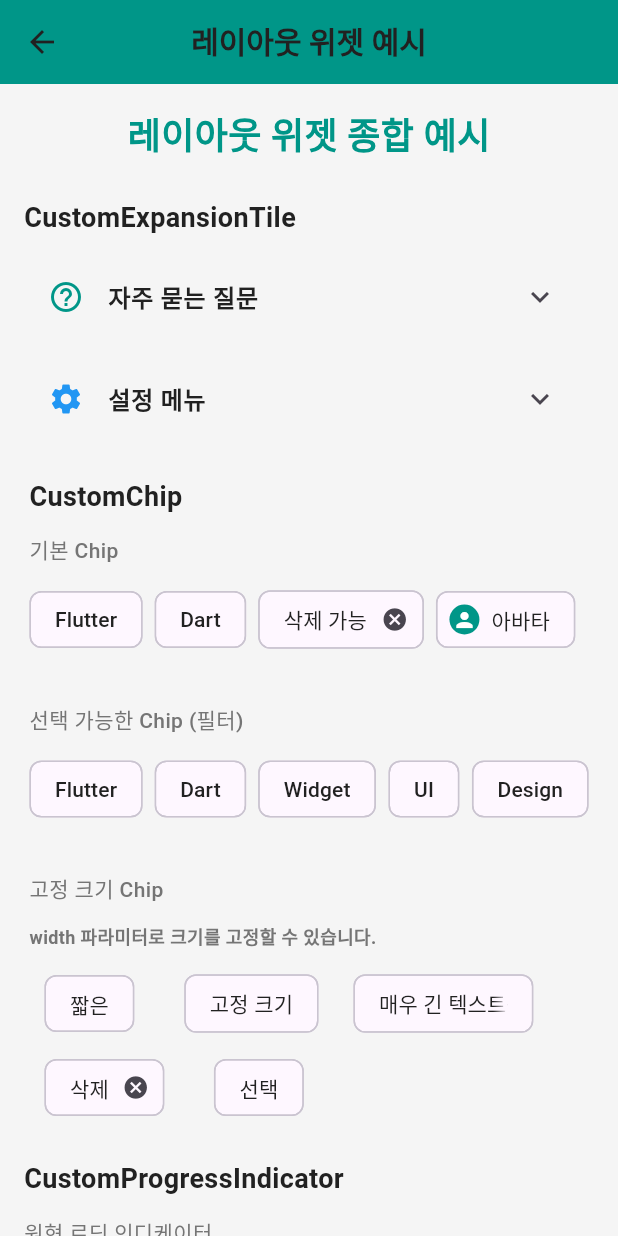
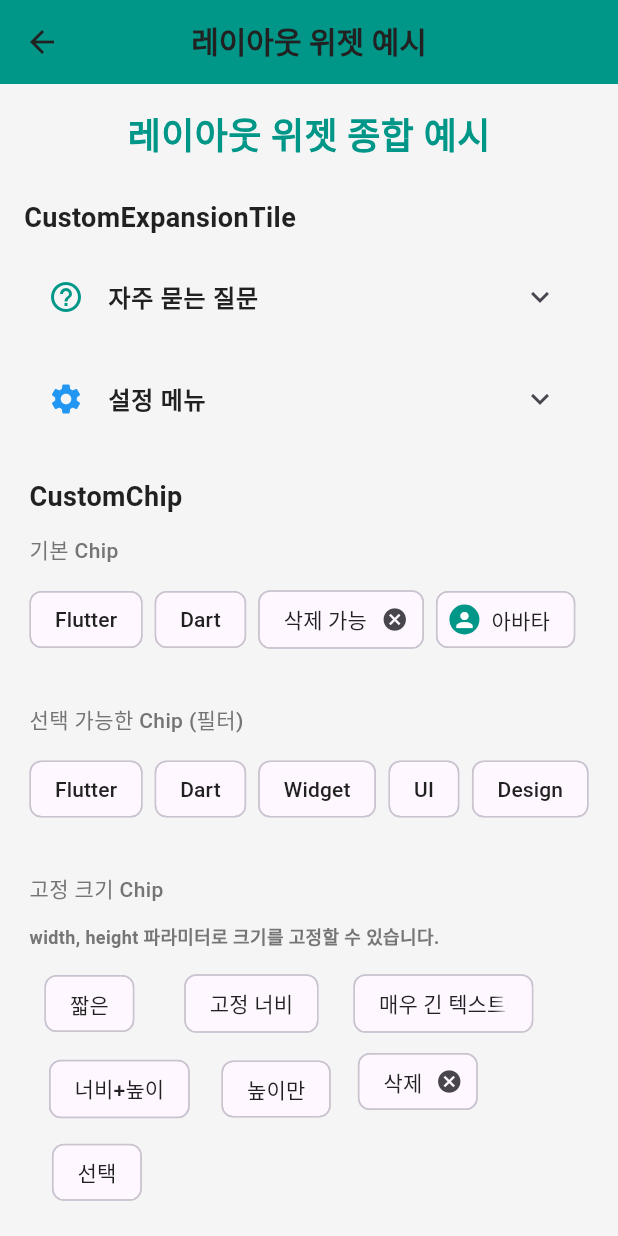
Before and after one commit to cheng80/custom_test_app, a Flutter app: the LayoutWidgetsPage screen opened by its route, on a phone screen of 412 x 824 dp. Run offline on Flutter 3.47's test engine with Material 3 defaults, Android fonts, the light colour scheme and no system bars; our stand-ins replace shared_preferences; accounts and stored records are empty.

Commit message:
feat: CustomChip에 height 속성 추가
- CustomChip에 height 파라미터 추가 (크기 고정 옵션)
- width와 height를 개별적으로 또는 함께 지정 가능
- layout_widgets_page에 height 예시 추가
- 관련 레퍼런스 문서 업데이트

````diff
--- a/lib/custom/custom_chip.dart
+++ b/lib/custom/custom_chip.dart
@@ -46,7 +46,8 @@ Color? _getThemeChipSelectedTextColor(BuildContext context) {
 /// ```dart
 /// CustomChip(label: "태그", onDeleted: () {})
 /// CustomChip(label: "필터", selectable: true, selected: true, onSelected: (selected) {})
-/// CustomChip(label: "고정 크기", width: 120) // 크기 고정
+/// CustomChip(label: "고정 크기", width: 120) // 너비 고정
+/// CustomChip(label: "고정 크기", width: 120, height: 50) // 너비와 높이 모두 고정
 /// ```
 class CustomChip extends StatelessWidget {
   /// Chip에 표시할 라벨 (필수)
@@ -101,6 +102,9 @@ class CustomChip extends StatelessWidget {
   /// Chip의 너비 (지정하면 크기 고정, 생략하면 유동적)
   final double? width;
 
+  /// Chip의 높이 (지정하면 크기 고정, 생략하면 유동적)
+  final double? height;
+
   const CustomChip({
     super.key,
     required this.label,
@@ -120,6 +124,7 @@ class CustomChip extends StatelessWidget {
     this.deleteIcon,
     this.tooltip,
     this.width,
+    this.height,
   }) : assert(
          !selectable || onSelected != null || !selected,
          'selectable이 true일 때 onSelected가 제공되어야 합니다.',
@@ -207,7 +212,8 @@ class CustomChip extends StatelessWidget {
         avatar: avatar,
         backgroundColor: backgroundColor,
         labelStyle: TextStyle(
-          color: labelColor ?? _getThemeTextPrimaryColor(context) ?? Colors.black,
+          color:
+              labelColor ?? _getThemeTextPrimaryColor(context) ?? Colors.black,
         ),
         padding: padding,
         shape: borderRadius != null
@@ -223,12 +229,9 @@ class CustomChip extends StatelessWidget {
       chip = Tooltip(message: tooltip, child: chip);
     }
 
-    // width가 지정되면 크기 고정
-    if (width != null) {
-      chip = SizedBox(
-        width: width,
-        child: chip,
-      );
+    // width 또는 height가 지정되면 크기 고정
+    if (width != null || height != null) {
+      chip = SizedBox(width: width, height: height, child: chip);
     }
 
     return chip;
--- a/lib/pages/layout_widgets_page.dart
+++ b/lib/pages/layout_widgets_page.dart
@@ -202,7 +202,7 @@ class _LayoutWidgetsPageState extends State<LayoutWidgetsPage> {
                       color: p.textSecondary,
                     ),
                     CustomText(
-                      "width 파라미터로 크기를 고정할 수 있습니다.",
+                      "width, height 파라미터로 크기를 고정할 수 있습니다.",
                       fontSize: 12,
                       color: p.textSecondary,
                     ),
@@ -215,7 +215,7 @@ class _LayoutWidgetsPageState extends State<LayoutWidgetsPage> {
                           width: 80,
                         ),
                         CustomChip(
-                          label: "고정 크기",
+                          label: "고정 너비",
                           width: 120,
                         ),
                         CustomChip(
@@ -223,13 +223,24 @@ class _LayoutWidgetsPageState extends State<LayoutWidgetsPage> {
                           width: 120,
                         ),
                         CustomChip(
+                          label: "너비+높이",
+                          width: 120,
+                          height: 50,
+                        ),
+                        CustomChip(
+                          label: "높이만",
+                          height: 50,
+                        ),
+                        CustomChip(
                           label: "삭제",
                           width: 100,
+                          height: 40,
                           onDeleted: () => print("삭제됨"),
                         ),
                         CustomChip(
                           label: "선택",
                           width: 90,
+                          height: 45,
                           selectable: true,
                           selected: false,
                           onSelected: (selected) => print("선택: $selected"),
````
Also changed, not shown: 1 other file.
